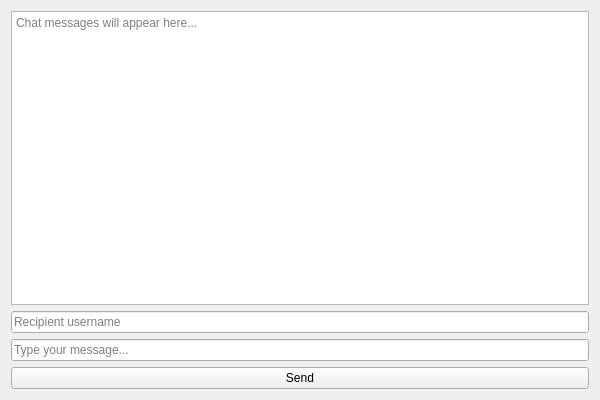
Above: frontend/ui/chat.ui from Berkay2002/rsa_messenger before the change. Below: the same form after it.
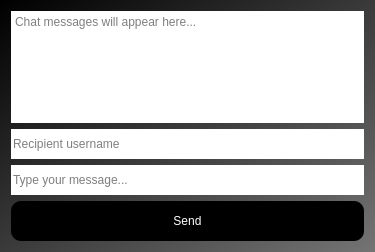
That is the form after the change.

The edit to the form file:
```diff
--- a/frontend/ui/chat.ui
+++ b/frontend/ui/chat.ui
@@ -6,17 +6,26 @@
             <rect>
                 <x>0</x>
                 <y>0</y>
-                <width>600</width>
-                <height>400</height>
+    <width>375</width>
+    <height>252</height>
             </rect>
         </property>
         <property name="windowTitle">
             <string>Chat</string>
         </property>
+  <property name="styleSheet">
+   <string notr="true">background-color: qlineargradient(spread:pad, x1:0, y1:0, x2:1, y2:1, stop:0 rgba(0, 0, 0, 255), stop:1 rgba(116, 116, 116, 255));</string>
+  </property>
         <layout class="QVBoxLayout" name="verticalLayout">
             <!-- Text area to display chat messages -->
             <item>
                 <widget class="QTextBrowser" name="chatBox">
+     <property name="styleSheet">
+      <string notr="true">border: false;
+min-height: 30px;
+min-width: 100px;
+background-color: rgb(255, 255, 255);</string>
+     </property>
                     <property name="placeholderText">
                         <string>Chat messages will appear here...</string>
                     </property>
@@ -26,6 +35,12 @@
             <!-- Recipient input -->
             <item>
                 <widget class="QLineEdit" name="recipient_input">
+     <property name="styleSheet">
+      <string notr="true">background-color: rgb(255,255,255);
+min-height: 30px;
+min-width: 100px;
+border: false;</string>
+     </property>
                     <property name="placeholderText">
                         <string>Recipient username</string>
                     </property>
@@ -35,6 +50,15 @@
             <!-- Message input -->
             <item>
                 <widget class="QLineEdit" name="message_input">
+     <property name="autoFillBackground">
+      <bool>false</bool>
+     </property>
+     <property name="styleSheet">
+      <string notr="true">background-color: rgb(255, 255, 255);
+min-height: 30px;
+min-width: 100px;
+border: false;</string>
+     </property>
                     <property name="placeholderText">
                         <string>Type your message...</string>
                     </property>
@@ -44,6 +68,23 @@
             <!-- Send button -->
             <item>
                 <widget class="QPushButton" name="send_button">
+     <property name="cursor">
+      <cursorShape>PointingHandCursor</cursorShape>
+     </property>
+     <property name="styleSheet">
+      <string notr="true">QPushButton {
+    background-color: rgb(0, 0, 0);
+    color: white;
+    border-radius: 10px;
+    padding: 10px 20px;
+    min-width: 100px;
+    min-height: 20px;
+}
+
+QPushButton:hover {
+	background-color: rgb(30, 30, 30);
+}</string>
+     </property>
                     <property name="text">
                         <string>Send</string>
                     </property>
```
Left out of the diff: 9 changed lines with no effect on the pictures. Lines whose indentation alone changed are shown as unchanged.
